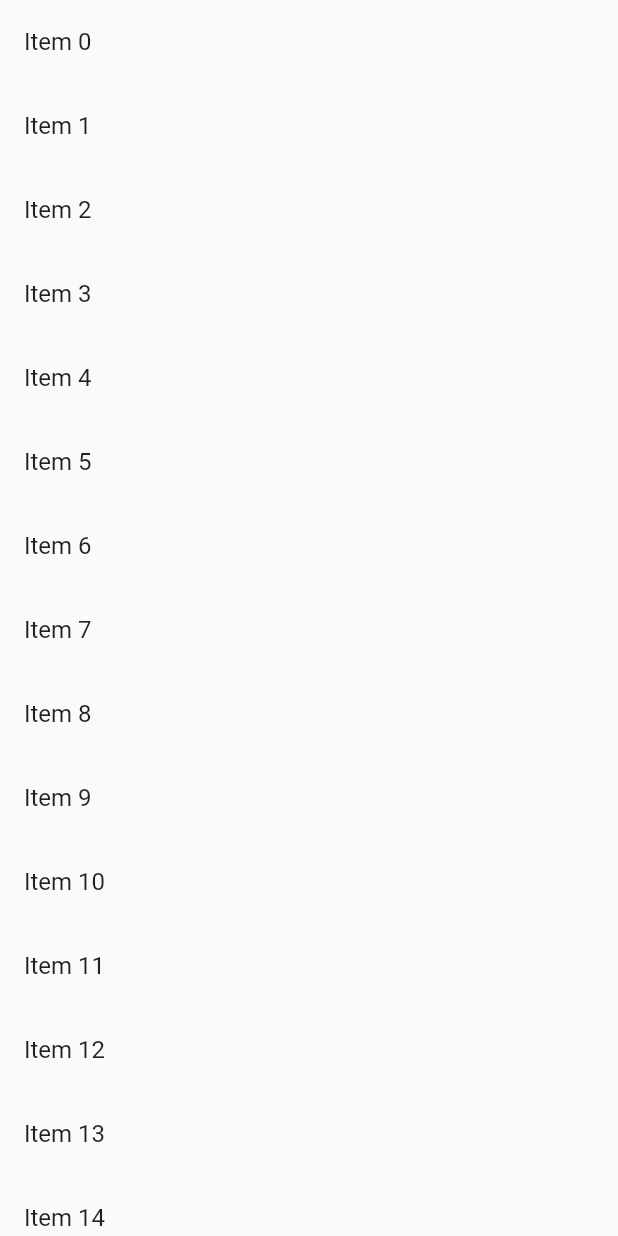
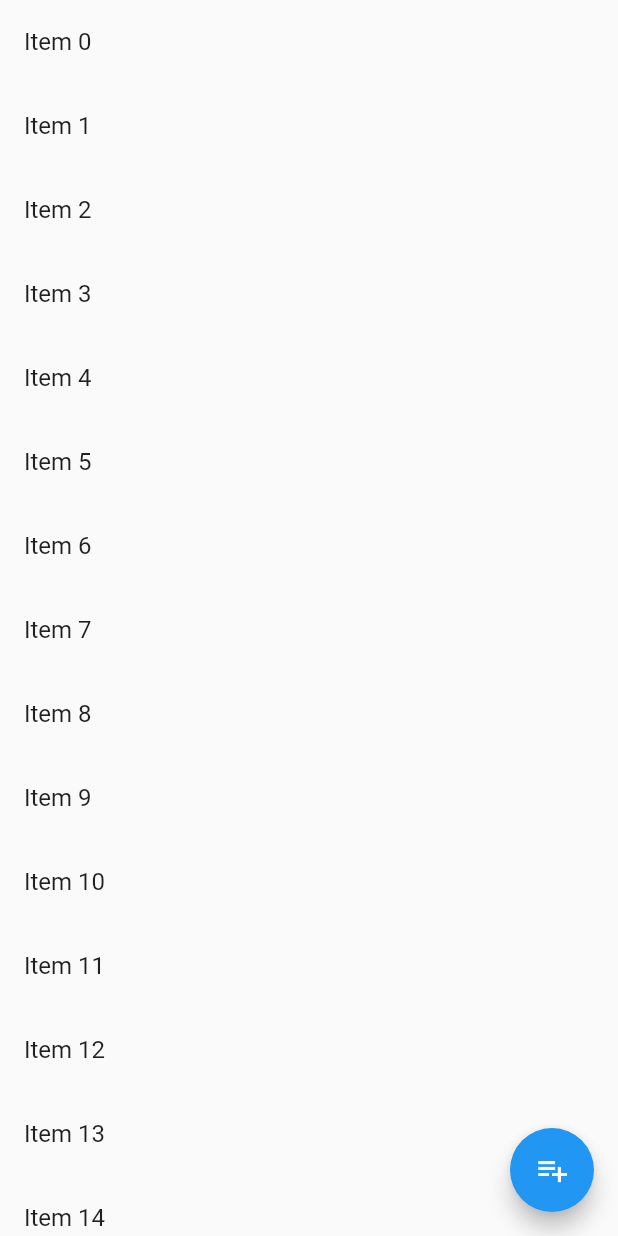
Before and after one commit to RAvengineer/movie-list-app, a Flutter app: the screen it shows after launch, on a phone screen of 412 x 824 dp. Run offline on Flutter 3.47's test engine with Material 2 defaults, Android fonts, the phone set to English and light mode, and no system bars; our stand-ins replace hive; accounts and stored records are empty.

Commit message:
home_screen.dart: Add FAB for adding movie

```diff
--- a/lib/screens/home_screen.dart
+++ b/lib/screens/home_screen.dart
@@ -8,6 +8,10 @@ class HomeScreen extends StatelessWidget {
   @override
   Widget build(BuildContext context) {
     return Scaffold(
+      floatingActionButton: FloatingActionButton(
+        child: Icon(Icons.playlist_add),
+        onPressed: () => {},
+      ),
       body: ListView.builder(
         itemCount: items.length,
         itemBuilder: (context, index) {
```
